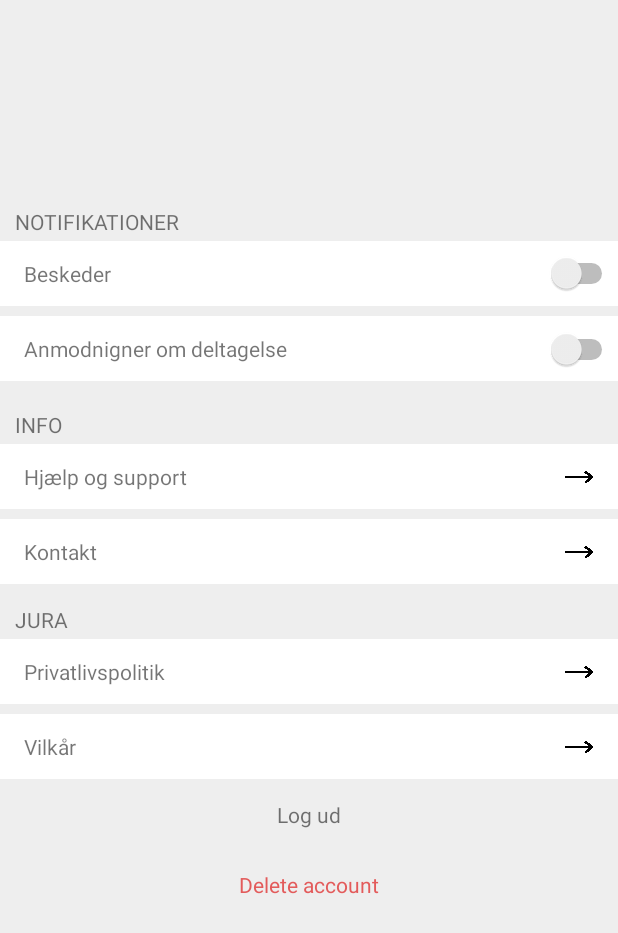
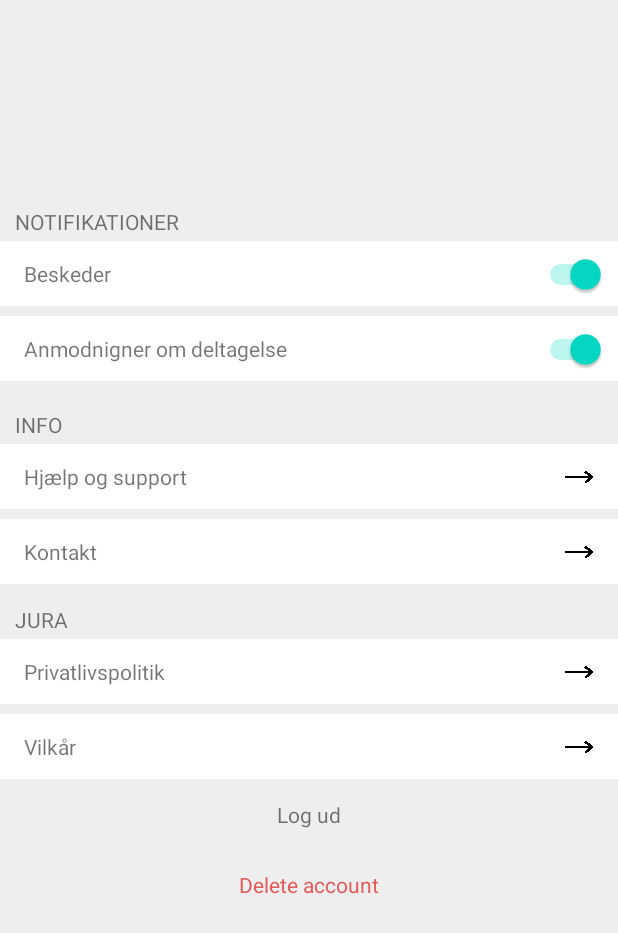
Before and after one commit to notarp1/Oplev, an Android app: the fragment User_Settings_Opt placed in its activity, on a phone screen of 412 x 824 dp. Shown: the top 933 px of the screen. Run offline under Robolectric (Android 15) with nearby library versions, the phone set to English and light mode, and no system bars.

Commit message:
settings "færdig"

```diff
--- a/app/src/main/res/layout/u_setting_setting_frag.xml
+++ b/app/src/main/res/layout/u_setting_setting_frag.xml
@@ -3,8 +3,7 @@
     xmlns:app="http://schemas.android.com/apk/res-auto"
     xmlns:tools="http://schemas.android.com/tools"
     android:layout_width="match_parent"
-    android:layout_height="match_parent"
-    android:background="#EEEEEE">
+    android:layout_height="match_parent">
 
 
     <TextView
@@ -59,6 +58,7 @@
                 android:layout_width="match_parent"
                 android:layout_height="match_parent"
                 android:layout_marginStart="16dp"
+                android:layout_marginLeft="16dp"
                 android:gravity="left|center_vertical"
                 android:text="Beskeder"
                 app:layout_constraintBottom_toBottomOf="parent"
@@ -72,9 +72,15 @@
                 android:id="@+id/switch1"
                 android:layout_width="wrap_content"
                 android:layout_height="wrap_content"
+                android:layout_marginEnd="8dp"
+                android:layout_marginRight="8dp"
+                android:checked="true"
                 app:layout_constraintBottom_toBottomOf="parent"
                 app:layout_constraintEnd_toEndOf="parent"
-                app:layout_constraintTop_toTopOf="parent" />
+                app:layout_constraintHorizontal_bias="1.0"
+                app:layout_constraintStart_toStartOf="parent"
+                app:layout_constraintTop_toTopOf="parent"
+                app:layout_constraintVertical_bias="0.521" />
 
         </androidx.constraintlayout.widget.ConstraintLayout>
 
@@ -99,6 +105,7 @@
                 android:layout_width="match_parent"
                 android:layout_height="match_parent"
                 android:layout_marginStart="16dp"
+                android:layout_marginLeft="16dp"
                 android:gravity="left|center_vertical"
                 android:text="Anmodnigner om deltagelse"
                 app:layout_constraintBottom_toBottomOf="parent"
@@ -110,8 +117,13 @@
                 android:id="@+id/anmod_switch"
                 android:layout_width="wrap_content"
                 android:layout_height="wrap_content"
+                android:layout_marginEnd="8dp"
+                android:layout_marginRight="8dp"
+                android:checked="true"
                 app:layout_constraintBottom_toBottomOf="parent"
                 app:layout_constraintEnd_toEndOf="parent"
+                app:layout_constraintHorizontal_bias="1.0"
+                app:layout_constraintStart_toStartOf="@+id/box_anmod"
                 app:layout_constraintTop_toTopOf="parent"
                 app:layout_constraintVertical_bias="0.521" />
 
```
